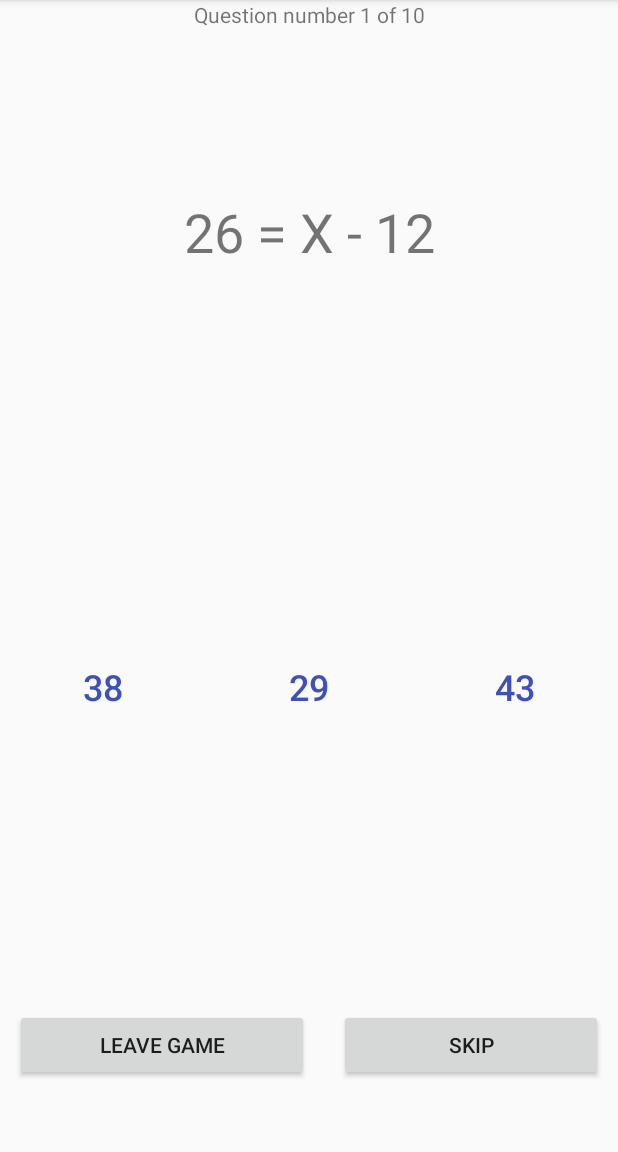
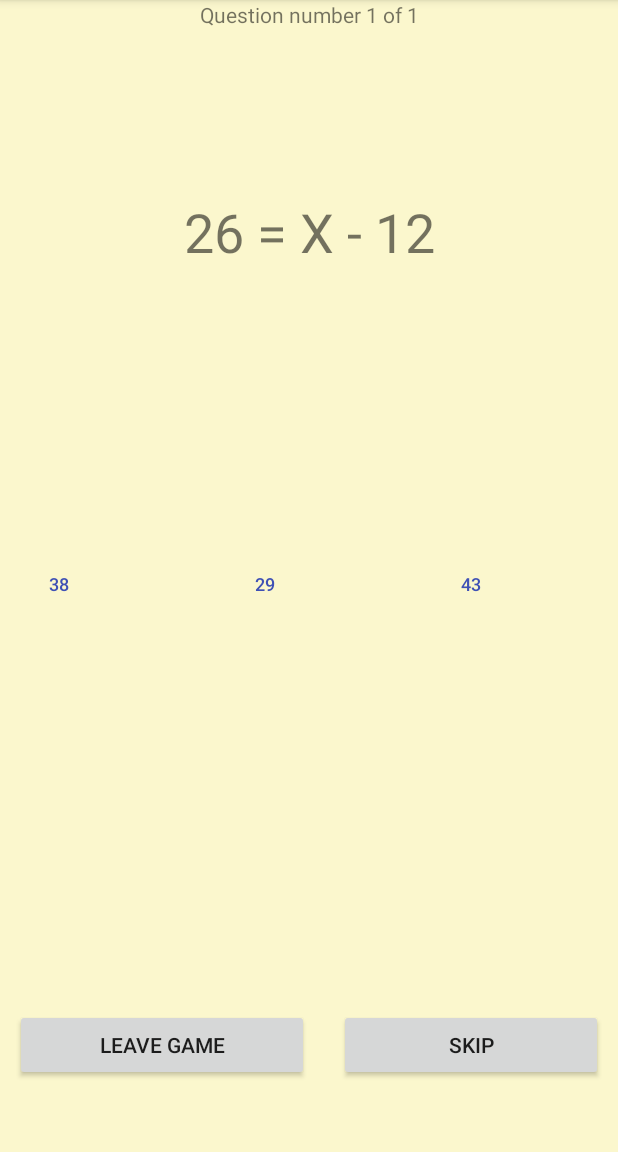
Before and after one commit to CraigMorris1986/AndroidStudioFiles, an Android app: the screen it shows after launch (GameActivity), after a tap on "PLAY", on a phone screen of 412 x 824 dp, the part 84-1236 px from its top. Run offline under Robolectric (Android 15) with nearby library versions, the phone set to English and light mode, and no system bars.

Commit message:
add background colour to app add BounceInterpolationHelper file to generate bouncing animations add bounce_long.xml file for long bounce animation effect add long bounce animations to the scores, game, and finish activity Assignment complete version 1.0

```diff
--- /dev/null
+++ b/EducationApp/app/src/main/java/au/edu/jcu/cp3406/educationapp/BouceInterpolatorHelper.java
@@ -0,0 +1,16 @@
+package au.edu.jcu.cp3406.educationapp;
+
+public class BouceInterpolatorHelper implements android.view.animation.Interpolator {
+    private double Amplitude;
+    private double Frequency;
+
+    BouceInterpolatorHelper(double amplitude, double frequency) {
+        Amplitude = amplitude;
+        Frequency = frequency;
+    }
+
+    public float getInterpolation(float time) {
+        return (float) (-1 * Math.pow(Math.E, -time/ Amplitude) *
+                Math.cos(Frequency * time) + 1);
+    }
+}
--- a/EducationApp/app/src/main/java/au/edu/jcu/cp3406/educationapp/DatabaseHelper.java
+++ b/EducationApp/app/src/main/java/au/edu/jcu/cp3406/educationapp/DatabaseHelper.java
@@ -1,6 +1,5 @@
 package au.edu.jcu.cp3406.educationapp;
 
-import android.content.ContentValues;
 import android.content.Context;
 import android.database.sqlite.SQLiteDatabase;
 import android.database.sqlite.SQLiteOpenHelper;
@@ -11,7 +10,7 @@ public class DatabaseHelper extends SQLiteOpenHelper {
 
     /**
      * Constructor method for SQLiteOpenHelper
-     * @param context
+     * @param context takes the activity context object as a parameter
      */
     DatabaseHelper(Context context) {
         super(context, DATABASE_NAME, null, DATABASE_VERSION);
--- a/EducationApp/app/src/main/java/au/edu/jcu/cp3406/educationapp/FinishGame.java
+++ b/EducationApp/app/src/main/java/au/edu/jcu/cp3406/educationapp/FinishGame.java
@@ -48,6 +48,11 @@ public class FinishGame extends AppCompatActivity {
 
         TextView scoreDisplay = findViewById(R.id.finishText);
         scoreDisplay.setText(String.format("Good work!\nYour score is %d", score));
+
+        Animation animate = AnimationUtils.loadAnimation(this, R.anim.bounce_long);
+        BouceInterpolatorHelper interpolator = new BouceInterpolatorHelper(0.35, 20);
+        animate.setInterpolator(interpolator);
+        scoreDisplay.startAnimation(animate);
     }
 
     /**
--- a/EducationApp/app/src/main/java/au/edu/jcu/cp3406/educationapp/GameActivity.java
+++ b/EducationApp/app/src/main/java/au/edu/jcu/cp3406/educationapp/GameActivity.java
@@ -26,7 +26,7 @@ public class GameActivity extends AppCompatActivity {
     private int runTimeInSeconds = 0;
     private boolean timerIsRunning = true;
     private boolean timerWasRunning = false;
-    private int gameQuestionAmount = 10;
+    private int gameQuestionAmount = 1;
     TextView questionDisplay;
     MediaPlayer sound;
     Context activityContext = this;
@@ -93,7 +93,7 @@ public class GameActivity extends AppCompatActivity {
      *
      * @param view takes a view object as argument to assign clicked Button object ID
      */
-    public void onClickGameAnswer(View view) throws InterruptedException {
+    public void onClickGameAnswer(View view) {
         int clickedAnswerButtonID = view.getId();
         Button clickedButton = findViewById(clickedAnswerButtonID);
         if (Integer.parseInt(clickedButton.getText().toString()) == correctAnswer) {
@@ -156,21 +156,27 @@ public class GameActivity extends AppCompatActivity {
 
     /**
      * Method sets the possible answers for a game instance from the array created by a GamePlay object
-     * to the activity game buttons for the user to choose from.
+     * to the activity game buttons for the user to choose from. Method also sets animation effect
+     * for the possible answers when text is set to the button object
      */
     @SuppressLint("SetTextI18n")
     private void setPossibleAnswers() {
         Collections.shuffle(gamePlay.answersList);
+        animate = AnimationUtils.loadAnimation(this, R.anim.bounce_long);
+        BouceInterpolatorHelper interpolator = new BouceInterpolatorHelper(0.35, 20);
+        animate.setInterpolator(interpolator);
 
         Button buttonLeft = findViewById(R.id.gameButton1);
         buttonLeft.setText(gamePlay.answersList.get(0).toString());
+        buttonLeft.startAnimation(animate);
 
         Button buttonMiddle = findViewById(R.id.gameButton2);
         buttonMiddle.setText(gamePlay.answersList.get(1).toString());
+        buttonMiddle.startAnimation(animate);
 
         Button buttonRight = findViewById(R.id.gameButton3);
         buttonRight.setText(gamePlay.answersList.get(2).toString());
-
+        buttonRight.startAnimation(animate);
 
     }
 
--- a/EducationApp/app/src/main/java/au/edu/jcu/cp3406/educationapp/MainActivity.java
+++ b/EducationApp/app/src/main/java/au/edu/jcu/cp3406/educationapp/MainActivity.java
@@ -12,7 +12,7 @@ import android.widget.Button;
 public class MainActivity extends AppCompatActivity {
     private int difficulty;
     private boolean soundIsOn;
-    private Animation animate;
+
     @Override
     protected void onCreate(Bundle savedInstanceState) {
         super.onCreate(savedInstanceState);
@@ -41,7 +41,7 @@ public class MainActivity extends AppCompatActivity {
         int clickedButtonID = view.getId();
         Button clickedButton = findViewById(clickedButtonID);
         String buttonText = clickedButton.getText().toString().toLowerCase();
-        animate =  AnimationUtils.loadAnimation(this, R.anim.bounce);
+        Animation animate = AnimationUtils.loadAnimation(this, R.anim.bounce);
         clickedButton.startAnimation(animate);
         switch (buttonText) {
             case "play":
--- /dev/null
+++ b/EducationApp/app/src/main/res/anim/bounce_long.xml
@@ -0,0 +1,11 @@
+<?xml version="1.0" encoding="utf-8"?>
+<set xmlns:android="http://schemas.android.com/apk/res/android">
+    <scale
+        android:duration="2000"
+        android:fromXScale="0.5"
+        android:toXScale="1.0"
+        android:fromYScale="0.5"
+        android:toYScale="1.0"
+        android:pivotX="50%"
+        android:pivotY="50%" />
+</set>
--- a/EducationApp/app/src/main/res/layout/activity_finish_game.xml
+++ b/EducationApp/app/src/main/res/layout/activity_finish_game.xml
@@ -1,10 +1,9 @@
 <?xml version="1.0" encoding="utf-8"?>
 <LinearLayout xmlns:android="http://schemas.android.com/apk/res/android"
-    xmlns:app="http://schemas.android.com/apk/res-auto"
     xmlns:tools="http://schemas.android.com/tools"
     android:layout_width="match_parent"
     android:layout_height="match_parent"
-    android:layout_margin="10sp"
+    android:background="#3BFFEB3B"
     android:orientation="vertical"
     tools:context=".FinishGame">
 
--- a/EducationApp/app/src/main/res/layout/activity_game.xml
+++ b/EducationApp/app/src/main/res/layout/activity_game.xml
@@ -3,9 +3,9 @@
     xmlns:tools="http://schemas.android.com/tools"
     android:layout_width="match_parent"
     android:layout_height="match_parent"
-    tools:context=".GameActivity"
+    android:background="#3BFFEB3B"
     android:orientation="vertical"
-    >
+    tools:context=".GameActivity">
 
     <TextView
         android:id="@+id/questionDisplay"
@@ -25,11 +25,11 @@
         android:textSize="36sp" />
 
     <LinearLayout
+        style="?android:attr/buttonBarStyle"
         android:layout_width="match_parent"
         android:layout_height="wrap_content"
         android:layout_weight="3"
-        android:orientation="horizontal"
-        style="?android:attr/buttonBarStyle">
+        android:orientation="horizontal">
 
         <Button
             android:id="@+id/gameButton1"
@@ -95,8 +95,8 @@
             android:layout_margin="10sp"
             android:layout_weight="1"
             android:gravity="center"
+            android:onClick="onClickGameActivityNav"
             android:text="@string/leaveGameString"
-            android:onClick="onClickGameActivityNav"
             tools:ignore="ButtonStyle,NestedWeights" />
 
         <Button
@@ -107,8 +107,8 @@
             android:layout_margin="10sp"
             android:layout_weight="1"
             android:gravity="center"
+            android:onClick="onClickGameActivityNav"
             android:text="@string/skipString"
-            android:onClick="onClickGameActivityNav"
             tools:ignore="ButtonStyle" />
     </LinearLayout>
 </LinearLayout>
--- a/EducationApp/app/src/main/res/layout/activity_main.xml
+++ b/EducationApp/app/src/main/res/layout/activity_main.xml
@@ -3,7 +3,7 @@
     xmlns:tools="http://schemas.android.com/tools"
     android:layout_width="match_parent"
     android:layout_height="match_parent"
-    android:layout_margin="5dp"
+    android:background="#3BFFEB3B"
     android:orientation="vertical"
     tools:context=".MainActivity">
 
--- a/EducationApp/app/src/main/res/layout/activity_scores.xml
+++ b/EducationApp/app/src/main/res/layout/activity_scores.xml
@@ -1,10 +1,9 @@
 <?xml version="1.0" encoding="utf-8"?>
 <LinearLayout xmlns:android="http://schemas.android.com/apk/res/android"
-    xmlns:app="http://schemas.android.com/apk/res-auto"
     xmlns:tools="http://schemas.android.com/tools"
     android:layout_width="match_parent"
     android:layout_height="match_parent"
-    android:layout_margin="5dp"
+    android:background="#3BFFEB3B"
     android:orientation="vertical"
     tools:context=".ScoresActivity">
 
--- a/EducationApp/app/src/main/res/layout/activity_settings.xml
+++ b/EducationApp/app/src/main/res/layout/activity_settings.xml
@@ -3,8 +3,7 @@
     xmlns:tools="http://schemas.android.com/tools"
     android:layout_width="match_parent"
     android:layout_height="match_parent"
-    android:layout_margin="10sp"
-    android:background="#FFFFFF"
+    android:background="#3BFFEB3B"
     android:orientation="vertical"
     tools:context=".SettingsActivity">
 
@@ -83,6 +82,7 @@
         android:layout_height="wrap_content"
         android:layout_marginLeft="10sp"
         android:layout_marginRight="10sp"
+        android:layout_marginBottom="10sp"
         android:layout_weight="1"
         android:onClick="onClickSettingsActivity"
         android:text="@string/mainMenuString"
--- a/EducationApp/app/src/main/res/values/strings.xml
+++ b/EducationApp/app/src/main/res/values/strings.xml
@@ -11,7 +11,7 @@
     <string name="skipString">skip</string>
     <string name="playAgainString">play again</string>
     <string name="saveScoreString">save score</string>
-    <string name="userEntryHintString">Enter you name...</string>
+    <string name="userEntryHintString">Enter your name…</string>
     <string name="noScoreString">no score set</string>
     <string name="soundSettingString">Sound Settings</string>
     <string name="gameDifficultyString">Game Difficulty</string>
```
Also changed, not shown: EducationApp/app/src/main/java/au/edu/jcu/cp3406/educationapp/ScoresActivity.java (+9 -5 lines).
